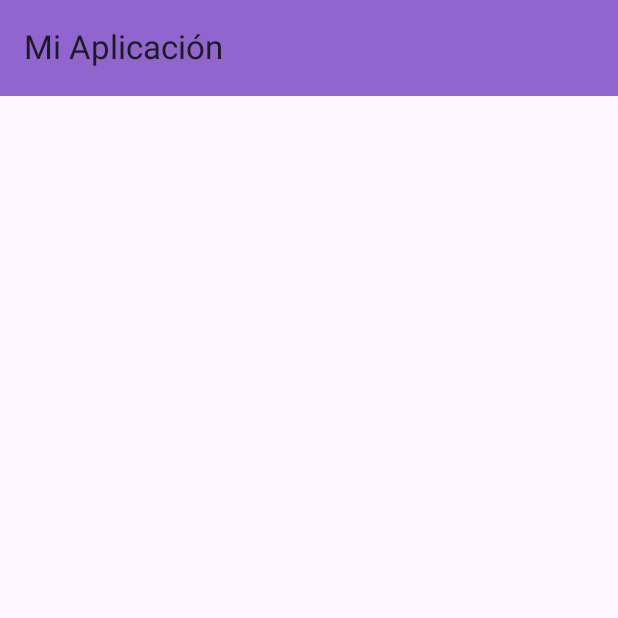
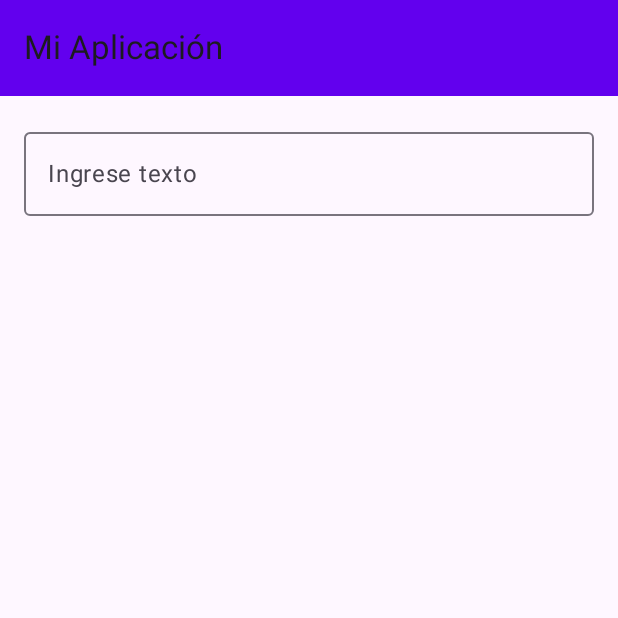
Before and after one commit to Nieve2205/lab04, an Android app built with Jetpack Compose: the screen it shows after launch (MainActivity), on a phone screen of 412 x 824 dp, the top half of it. Run offline under Robolectric (Android 15) with nearby library versions, the phone set to English and light mode, and no system bars.

Commit message:
Agregar un nuevo LazyColum y OutLinedTextField

```diff
--- a/app/src/main/java/com/example/lab04/MainActivity.kt
+++ b/app/src/main/java/com/example/lab04/MainActivity.kt
@@ -3,13 +3,16 @@ package com.example.lab04
 import android.os.Bundle
 import androidx.activity.ComponentActivity
 import androidx.activity.compose.setContent
-import androidx.compose.foundation.layout.Box
+import androidx.compose.foundation.layout.*
+import androidx.compose.foundation.lazy.LazyColumn
+import androidx.compose.foundation.lazy.items
 import androidx.compose.material3.*
 import androidx.compose.runtime.*
+import androidx.compose.ui.Modifier
 import androidx.compose.ui.graphics.Color
-import androidx.compose.ui.Modifier
-import androidx.compose.foundation.layout.fillMaxSize
-import androidx.compose.foundation.layout.padding
+import androidx.compose.ui.text.input.TextFieldValue
+import androidx.compose.ui.unit.dp
+import androidx.compose.ui.unit.sp
 
 class MainActivity : ComponentActivity() {
     override fun onCreate(savedInstanceState: Bundle?) {
@@ -20,21 +23,49 @@ class MainActivity : ComponentActivity() {
     }
 }
 
-@OptIn(ExperimentalMaterial3Api::class)
+@OptIn(ExperimentalMaterial3Api::class) // Opt-in for experimental Material3 API
 @Composable
 fun MyApp() {
+    // State for the list of items
+    val itemsList = remember { mutableStateListOf<String>() }
+
+    // State for the text field
+    var text by remember { mutableStateOf(TextFieldValue("")) }
+
+    // Main container
     Scaffold(
         topBar = {
-            SmallTopAppBar(
+            TopAppBar(
                 title = { Text("Mi Aplicación") },
-                colors = TopAppBarDefaults.smallTopAppBarColors(
-                    containerColor = Color(0xFF9065CE)
+                colors = TopAppBarDefaults.smallTopAppBarColors(containerColor = Color(0xFF6200EE)),
+            )
+        }
+    ) { paddingValues ->
+        LazyColumn(
+            contentPadding = paddingValues,
+            modifier = Modifier.fillMaxSize()
+        ) {
+            items(itemsList) { item ->
+                Text(
+                    text = item,
+                    fontSize = 18.sp,
+                    color = Color(0xFF333333),
+                    modifier = Modifier.padding(16.dp)
                 )
-            )
-        },
-        content = { innerPadding ->
-            Box(modifier = Modifier.fillMaxSize().padding(innerPadding)) {
+            }
+
+            item {
+                Column(modifier = Modifier.padding(16.dp)) {
+                    OutlinedTextField(
+                        value = text,
+                        onValueChange = { text = it },
+                        label = { Text("Ingrese texto") },
+                        modifier = Modifier.fillMaxWidth()
+                    )
+
+                    Spacer(modifier = Modifier.height(8.dp))
+                }
             }
         }
-    )
+    }
 }
```
